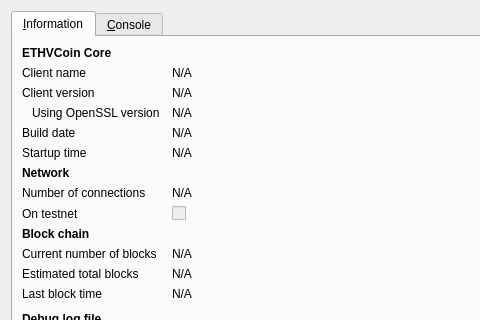
Qt form src/qt/forms/rpcconsole.ui (ethvcoins/ethv) before a commit; both pictures show x 0 to 480 and y 0 to 320 of the 740 by 450 pixel window.
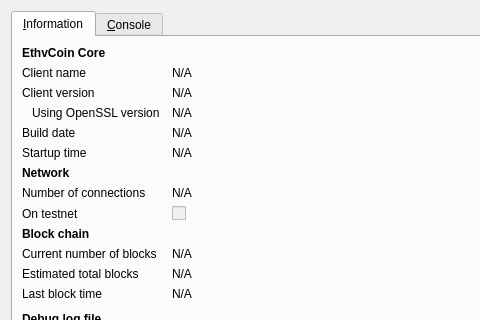
The same form after that commit. Icons and pictures are not drawn.

Patch:
```diff
--- a/src/qt/forms/rpcconsole.ui
+++ b/src/qt/forms/rpcconsole.ui
@@ -36,7 +36,7 @@
           </font>
          </property>
          <property name="text">
-          <string>ETHVCoin Core</string>
+          <string>EthvCoin Core</string>
          </property>
         </widget>
        </item>
```
Left out of the diff: 6 changed lines with no effect on the pictures.
